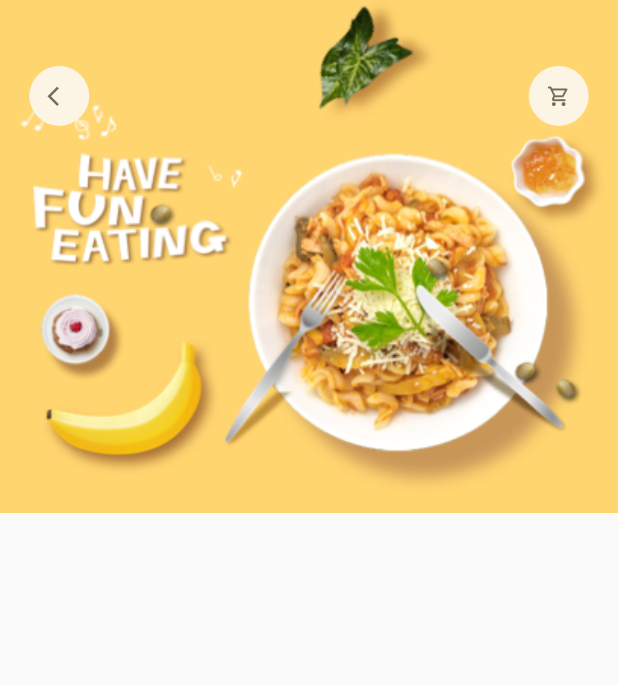
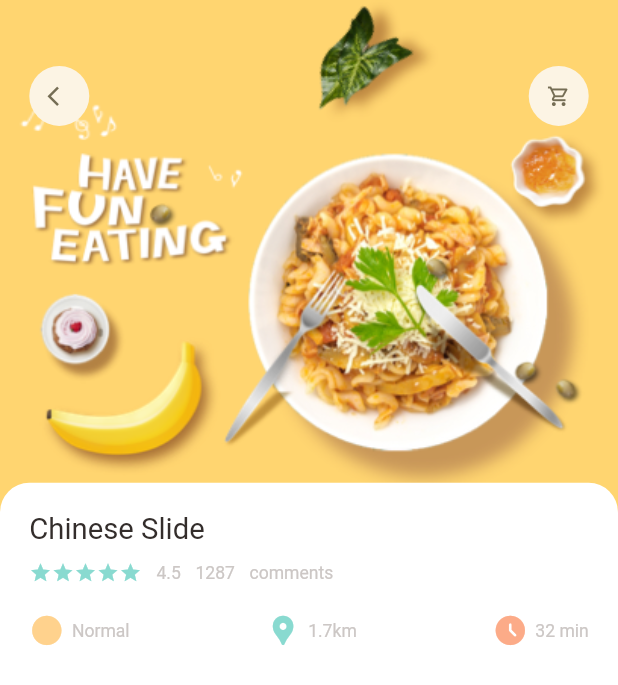
Before and after one commit to mehedi4958/food-delivery, a Flutter app: the screen it shows after launch, on a phone screen of 412 x 824 dp. Shown: the top 685 px of the screen. Run offline on Flutter 3.47's test engine with Material 2 defaults, Android fonts, the phone set to English and light mode, and no system bars; our stand-ins replace dots_indicator, get.

Commit message:
app_column widget created, code refactored

```diff
--- a/lib/pages/food/popular_food_detail.dart
+++ b/lib/pages/food/popular_food_detail.dart
@@ -1,6 +1,7 @@
 import 'package:flutter/material.dart';
 import 'package:food_delivery/utils/dimension.dart';
 
+import '../../widgets/app_column.dart';
 import '../../widgets/app_icon.dart';
 
 class PopularFoodDetail extends StatelessWidget {
@@ -37,6 +38,27 @@ class PopularFoodDetail extends StatelessWidget {
               ],
             ),
           ),
+          Positioned(
+            left: 0,
+            right: 0,
+            bottom: 0,
+            top: Dimensions.popularFoodImgSize - 20,
+            child: Container(
+              padding: EdgeInsets.only(
+                left: Dimensions.width20,
+                right: Dimensions.width20,
+                top: Dimensions.height20,
+              ),
+              decoration: BoxDecoration(
+                borderRadius: BorderRadius.only(
+                  topRight: Radius.circular(Dimensions.radius20),
+                  topLeft: Radius.circular(Dimensions.radius20),
+                ),
+                color: Colors.white,
+              ),
+              child: const AppColumn(),
+            ),
+          ),
         ],
       ),
     );
--- a/lib/pages/home/food_page_body.dart
+++ b/lib/pages/home/food_page_body.dart
@@ -3,6 +3,7 @@ import 'package:flutter/material.dart';
 import 'package:food_delivery/utils/dimension.dart';
 
 import '../../utils/colors.dart';
+import '../../widgets/app_column.dart';
 import '../../widgets/big_text.dart';
 import '../../widgets/icon_and_text.dart';
 import '../../widgets/small_text.dart';
@@ -252,56 +253,7 @@ class _FoodPageBodyState extends State<FoodPageBody> {
                     top: Dimensions.height15,
                     left: Dimensions.width15,
                     right: Dimensions.width15),
-                child: Column(
-                  crossAxisAlignment: CrossAxisAlignment.start,
-                  children: [
-                    const BigText(
-                      text: 'Chinese Slide',
-                    ),
-                    SizedBox(height: Dimensions.height10),
-                    Row(
-                      children: [
-                        Wrap(
-                          children: List.generate(
-                            5,
-                            (index) => const Icon(
-                              Icons.star,
-                              color: AppColors.mainColor,
-                              size: 15,
-                            ),
-                          ),
-                        ),
-                        SizedBox(width: Dimensions.width10),
-                        const SmallText(text: '4.5'),
-                        SizedBox(width: Dimensions.width10),
-                        const SmallText(text: '1287'),
-                        SizedBox(width: Dimensions.width10),
-                        const SmallText(text: 'comments'),
-                      ],
-                    ),
-                    SizedBox(height: Dimensions.height20),
-                    Row(
-                      mainAxisAlignment: MainAxisAlignment.spaceBetween,
-                      children: const [
-                        IconAndTextWidget(
-                          icon: Icons.circle_sharp,
-                          iconColor: AppColors.iconColor1,
-                          text: 'Normal',
-                        ),
-                        IconAndTextWidget(
-                          icon: Icons.location_pin,
-                          iconColor: AppColors.mainColor,
-                          text: '1.7km',
-                        ),
-                        IconAndTextWidget(
-                          icon: Icons.access_time_filled_rounded,
-                          iconColor: AppColors.iconColor2,
-                          text: '32 min',
-                        ),
-                      ],
-                    ),
-                  ],
-                ),
+                child: const AppColumn(),
               ),
             ),
           ),
--- /dev/null
+++ b/lib/widgets/app_column.dart
@@ -0,0 +1,65 @@
+import 'package:flutter/material.dart';
+
+import '../utils/colors.dart';
+import '../utils/dimension.dart';
+import 'big_text.dart';
+import 'icon_and_text.dart';
+import 'small_text.dart';
+
+class AppColumn extends StatelessWidget {
+  const AppColumn({Key? key}) : super(key: key);
+
+  @override
+  Widget build(BuildContext context) {
+    return Column(
+      crossAxisAlignment: CrossAxisAlignment.start,
+      children: [
+        const BigText(
+          text: 'Chinese Slide',
+        ),
+        SizedBox(height: Dimensions.height10),
+        Row(
+          children: [
+            Wrap(
+              children: List.generate(
+                5,
+                (index) => const Icon(
+                  Icons.star,
+                  color: AppColors.mainColor,
+                  size: 15,
+                ),
+              ),
+            ),
+            SizedBox(width: Dimensions.width10),
+            const SmallText(text: '4.5'),
+            SizedBox(width: Dimensions.width10),
+            const SmallText(text: '1287'),
+            SizedBox(width: Dimensions.width10),
+            const SmallText(text: 'comments'),
+          ],
+        ),
+        SizedBox(height: Dimensions.height20),
+        Row(
+          mainAxisAlignment: MainAxisAlignment.spaceBetween,
+          children: const [
+            IconAndTextWidget(
+              icon: Icons.circle_sharp,
+              iconColor: AppColors.iconColor1,
+              text: 'Normal',
+            ),
+            IconAndTextWidget(
+              icon: Icons.location_pin,
+              iconColor: AppColors.mainColor,
+              text: '1.7km',
+            ),
+            IconAndTextWidget(
+              icon: Icons.access_time_filled_rounded,
+              iconColor: AppColors.iconColor2,
+              text: '32 min',
+            ),
+          ],
+        ),
+      ],
+    );
+  }
+}
```
